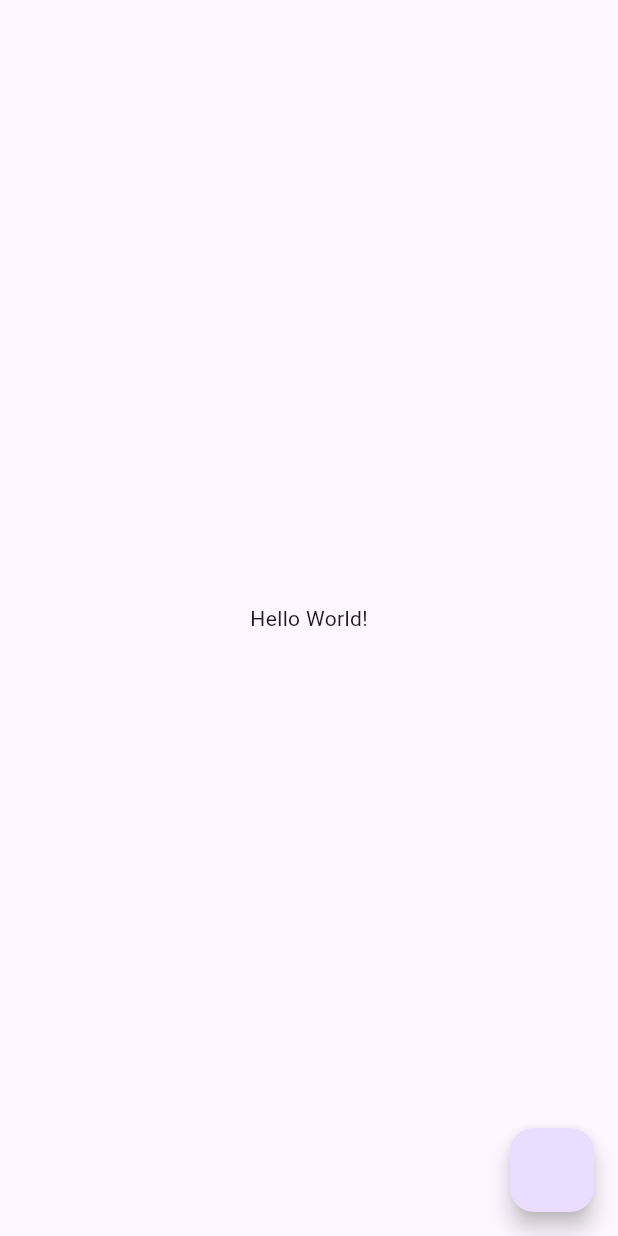
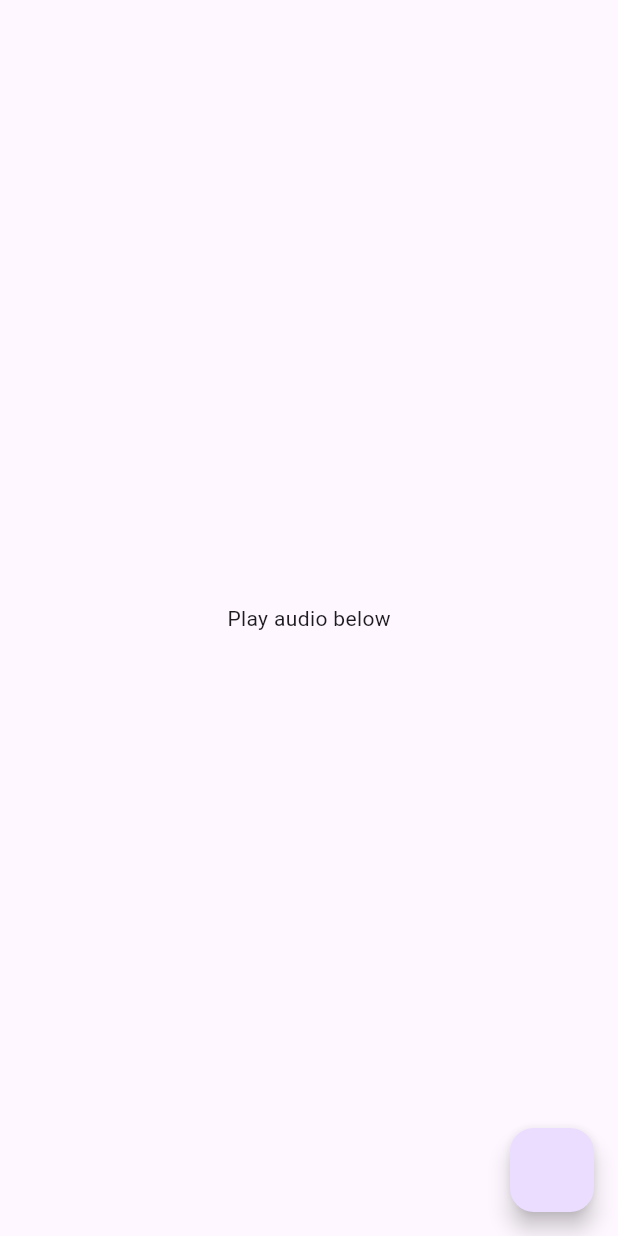
Before and after one commit to shanelenagh/flutter_audio_helloworld, a Flutter app: the screen it shows after launch, on a phone screen of 412 x 824 dp. Run offline on Flutter 3.47's test engine with Material 3 defaults, Android fonts, the phone set to English and light mode, and no system bars; our stand-ins replace audioplayers.

Commit message:
Stateful example (silent on web unless user gestrure happens before play, but works on Windows/others)

```diff
--- a/lib/main.dart
+++ b/lib/main.dart
@@ -2,7 +2,7 @@ import 'package:flutter/material.dart';
 import 'package:audioplayers/audioplayers.dart';
 
 void main() {
-  runApp(const MainApp());
+  runApp(MainApp());
 }
 
 interface class SequencePlayCompletionListner {
@@ -10,18 +10,18 @@ interface class SequencePlayCompletionListner {
 }
 
 class AudioSequencePlayer {
-  final List<AudioPlayer> _audioPlayers;
+  final List<AudioPlayer?> _audioPlayers;
 
-  AudioSequencePlayer(List<AudioPlayer> audioPlayers, [SequencePlayCompletionListner? sequenceCompletionListener ])
+  AudioSequencePlayer(List<AudioPlayer?> audioPlayers, [SequencePlayCompletionListner? sequenceCompletionListener ])
     : _audioPlayers = audioPlayers, assert(audioPlayers.isNotEmpty)
   {
     for (int i = 0; i < _audioPlayers.length; i++) {
       if (i < _audioPlayers.length-1) {
-        _audioPlayers.elementAt(i).onPlayerComplete.listen((event) {
-          _audioPlayers.elementAt(i+1).resume();
+        _audioPlayers.elementAt(i)?.onPlayerComplete.listen((event) {
+          _audioPlayers.elementAt(i+1)?.resume();
         });
       } else if (sequenceCompletionListener != null) {
-        _audioPlayers.elementAt(i).onPlayerComplete.listen((event) {
+        _audioPlayers.elementAt(i)?.onPlayerComplete.listen((event) {
           sequenceCompletionListener.sequencePlayCompletion();
         });
       }
@@ -29,34 +29,54 @@ class AudioSequencePlayer {
   }
 
   void playAudioSequence() {
-    _audioPlayers.elementAt(0).resume();
+    _audioPlayers.elementAt(0)?.resume();
   }
 }
 
-class MainApp extends StatelessWidget implements SequencePlayCompletionListner {
-  const MainApp({super.key});
+class MainApp extends StatefulWidget {
+  @override
+  _MainAppState createState() => _MainAppState();
+}
+
+class _MainAppState extends State<MainApp> implements SequencePlayCompletionListner {
+
+  AudioPlayer? _chirpPlayer, _bogeyPlayer, _onePlayer, _oclockPlayer, _highPlayer;
+  bool isAudioLoaded = false;
+
+  @override
+  void initState() {
+    super.initState();
+    _loadAudio();
+  }
+
+  void _loadAudio() async {
+    AudioCache.instance.prefix = "assets/audio/";
+    await AudioCache.instance.loadAll([ "tr_cl_chirp.mp3", "tr_bogey.mp3", "tr_01.mp3", "tr_oclock.mp3", "tr_high.mp3" ]);
+    _chirpPlayer = await _buildLLAudio("tr_cl_chirp.mp3");
+    _bogeyPlayer = await _buildLLAudio("tr_bogey.mp3");
+    _onePlayer = await _buildLLAudio("tr_01.mp3");
+    _oclockPlayer = await _buildLLAudio("tr_oclock.mp3");
+    _highPlayer = await _buildLLAudio("tr_high.mp3");
+    isAudioLoaded = true;
+    setState(() { });
+  }
 
   @override
   Widget build(BuildContext context) {
     return MaterialApp(
       home: Scaffold(
-        body: const Center(
-          child: Text('Hello World!'),
+        body: Center(
+          child: Text(isAudioLoaded ? "Play audio below" : "Loading audio...")
         ),
-        floatingActionButton: FloatingActionButton(
+        floatingActionButton: isAudioLoaded ? FloatingActionButton(
           onPressed: playIt,
-        ),
+        ) : null,
       ),
     );
   }
 
   void playIt() async {
-    AudioCache.instance.prefix = "assets/audio/";
-    await AudioCache.instance.loadAll([ "tr_cl_chirp.mp3", "tr_bogey.mp3", "tr_01.mp3", "tr_oclock.mp3", "tr_high.mp3" ]);
-    final chirpPlayer = await _buildLLAudio("tr_cl_chirp.mp3"), bogeyPlayer = await _buildLLAudio("tr_bogey.mp3"), onePlayer = await _buildLLAudio("tr_01.mp3"),
-      oclockPlayer = await _buildLLAudio("tr_oclock.mp3"), highPlayer = await _buildLLAudio("tr_high.mp3");
-
-    AudioSequencePlayer([ chirpPlayer, bogeyPlayer, onePlayer, oclockPlayer, highPlayer ], this).playAudioSequence();
+    AudioSequencePlayer([ _chirpPlayer, _bogeyPlayer, _onePlayer, _oclockPlayer, _highPlayer ], this).playAudioSequence();
   }
 
   Future<AudioPlayer> _buildLLAudio(String assetSourceName) async {
```
